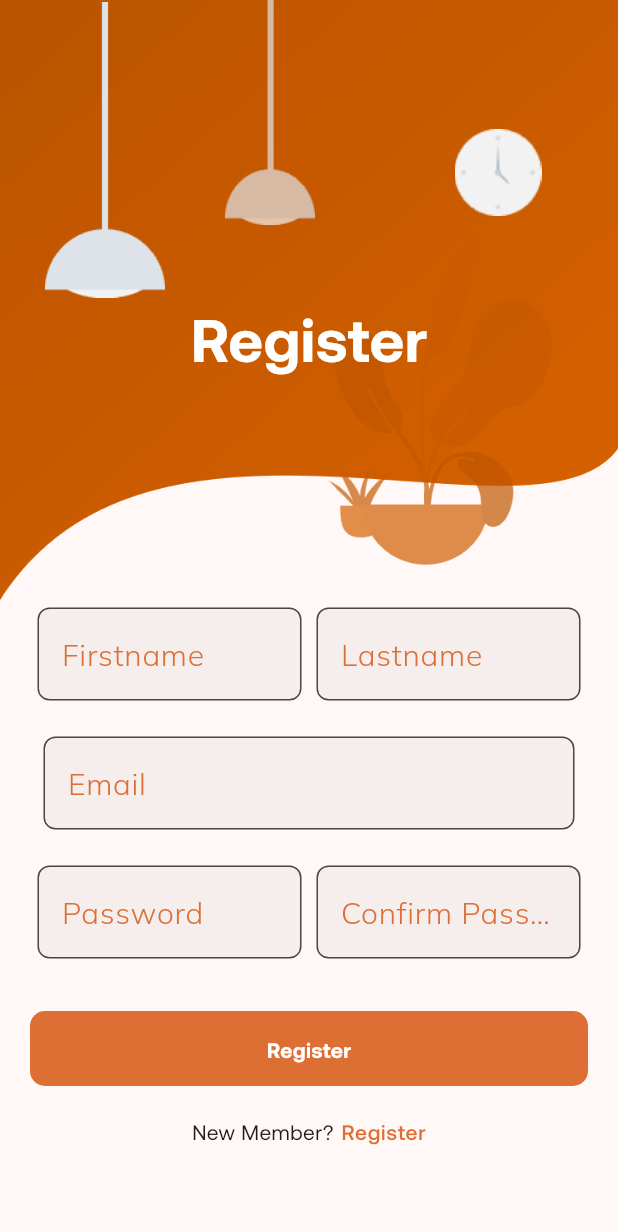
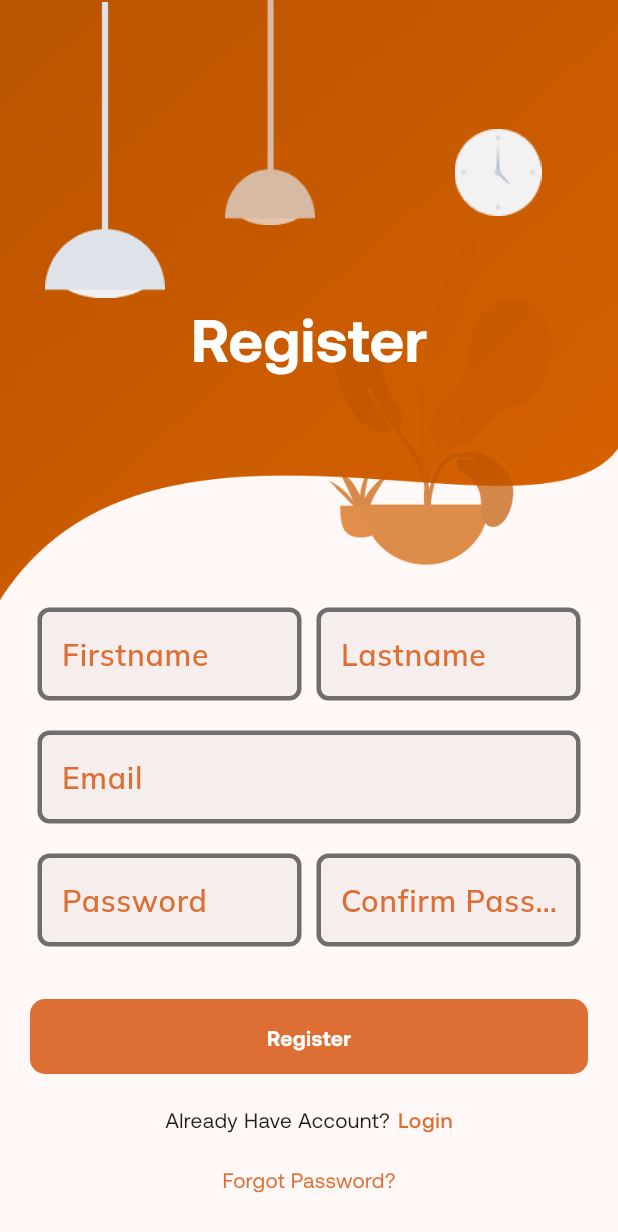
Before and after one commit to horlas08/minat_pay, a Flutter app: the RegisterPage screen opened by its route, on a phone screen of 412 x 824 dp. Shown: the top 1232 px of the screen. Run offline on Flutter 3.47's test engine with Material 3 defaults, Android fonts, the light colour scheme and no system bars; drawn by our look-alikes of touchable_opacity; our stand-ins replace animate_do, another_flushbar, bloc, flutter_bloc, flutter_svg, go_router and 1 more; project files that could hold a hidden picture were left out.

Commit message:
fix input  padding

```diff
--- a/lib/pages/auth/Register/register_view.dart
+++ b/lib/pages/auth/Register/register_view.dart
@@ -104,9 +104,9 @@
                       duration: const Duration(milliseconds: 1800),
                       child: Container(
                         padding: const EdgeInsets.all(5),
-                        child: Column(
+                        child: const Column(
                           children: <Widget>[
-                            const Row(
+                            Row(
                               children: [
                                 Expanded(
                                   child: TextField(
@@ -127,21 +127,18 @@
                                 ),
                               ],
                             ),
-                            const SizedBox(
+                            SizedBox(
                               height: 20,
                             ),
-                            Container(
-                              padding: const EdgeInsets.all(4.0),
-                              child: const TextField(
+                            TextField(
                               decoration: InputDecoration(
                                 hintText: "Email",
                               ),
                             ),
-                            ),
-                            const SizedBox(
+                            SizedBox(
                               height: 20,
                             ),
-                            const Row(
+                            Row(
                               children: [
                                 Expanded(
                                   child: TextField(
@@ -198,14 +195,14 @@
                       child: Row(
                         mainAxisAlignment: MainAxisAlignment.center,
                         children: [
-                          const Text("New Member?"),
+                          const Text("Already Have Account?"),
                           const SizedBox(
                             width: 5,
                           ),
                           TouchableOpacity(
-                            onTap: () => context.go('/register'),
+                            onTap: () => context.go('/login'),
                             child: Text(
-                              "Register",
+                              "Login",
                               style: Theme.of(context)
                                   .textTheme
                                   .labelSmall
@@ -220,11 +217,12 @@
                     ),
                   ),
                   const SizedBox(
-                    height: 70,
+                    height: 20,
                   ),
                   FadeInUp(
                     duration: const Duration(milliseconds: 2000),
                     child: TouchableOpacity(
+                        onTap: () => context.goNamed("reset_password"),
                         child: Text(
                           "Forgot Password?",
                           style: TextStyle(
--- a/lib/router/index.dart
+++ b/lib/router/index.dart
@@ -3,6 +3,7 @@
 import 'package:minat_pay/pages/auth/Login/login_view.dart';
 import 'package:minat_pay/pages/auth/Register/register_view.dart';
 
+import '../pages/auth/ForgotPassword/forgot_password_view.dart';
 import '../pages/auth/onboard/screen.dart';
 import '../pages/user/Dashboard/view.dart';
 
@@ -15,26 +16,27 @@
         builder: (BuildContext context, GoRouterState state) {
           return const OnboardingScreen();
         },
-        // routes: <RouteBase>[
-        //   GoRoute(
-        //     path: 'details',
-        //     builder: (BuildContext context, GoRouterState state) {
-        //       return const DetailsScreen();
-        //     },
-        //   ),
-        // ],
+        routes: <RouteBase>[
+          GoRoute(
+            path: 'reset/password',
+            name: 'reset_password',
+            builder: (BuildContext context, GoRouterState state) {
+              return ForgotPasswordPage();
+            },
           ),
           GoRoute(
-        path: '/login',
+            path: 'login',
             name: 'login',
             builder: (BuildContext context, GoRouterState state) =>
                 const LoginPage(),
           ),
           GoRoute(
-        path: '/register',
+            path: 'register',
             name: 'register',
             builder: (BuildContext context, GoRouterState state) =>
                 const RegisterPage(),
+          ),
+        ],
       ),
       GoRoute(
         path: '/dashboard',
```
Also changed, not shown: lib/bloc/forgot_password/forgot_password_cubit.dart (added, +7 -0 lines), lib/bloc/forgot_password/forgot_password_state.dart (added, +9 -0 lines), lib/main.dart (+10 -2 lines), lib/pages/auth/ForgotPassword/forgot_password_view.dart (added, +186 -0 lines), lib/pages/auth/Login/login_view.dart (+7 -14 lines), 4 other files. Lines whose indentation alone changed are shown as unchanged.
